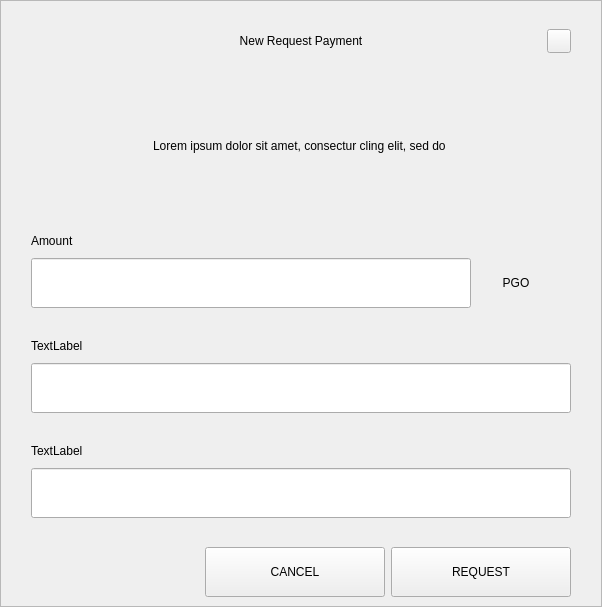
The window that src/qt/pengolincoin/forms/requestdialog.ui (pengolincoin/PengolinCoin-Core) describes before a commit, drawn with Qt 5.
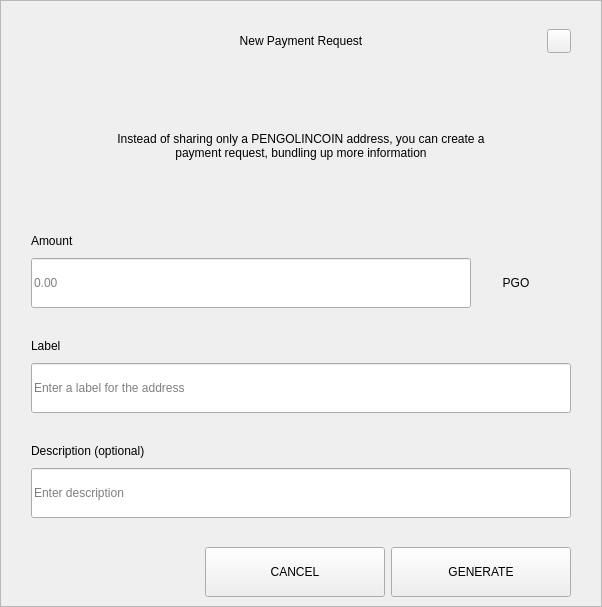
The same window after the commit.

The edit to the form file:
```diff
--- a/src/qt/pengolincoin/forms/requestdialog.ui
+++ b/src/qt/pengolincoin/forms/requestdialog.ui
@@ -92,7 +92,7 @@
            <string notr="true">padding-left:24px;</string>
           </property>
           <property name="text">
-           <string>New Request Payment</string>
+           <string>New Payment Request</string>
           </property>
           <property name="alignment">
            <set>Qt::AlignCenter</set>
@@ -210,7 +210,7 @@
              </size>
             </property>
             <property name="text">
-             <string>Lorem ipsum dolor sit amet, consectur cling elit, sed do </string>
+             <string>Instead of sharing only a PENGOLINCOIN address, you can create a payment request, bundling up more information</string>
             </property>
             <property name="alignment">
              <set>Qt::AlignCenter</set>
@@ -289,6 +289,9 @@
                     <height>50</height>
                    </size>
                   </property>
+                  <property name="placeholderText">
+                   <string notr="true">0.00</string>
+                  </property>
                  </widget>
                 </item>
                 <item>
@@ -376,7 +379,7 @@
                </size>
               </property>
               <property name="text">
-               <string>TextLabel</string>
+               <string>Label</string>
               </property>
              </widget>
             </item>
@@ -394,6 +397,9 @@
                 <height>50</height>
                </size>
               </property>
+              <property name="placeholderText">
+               <string>Enter a label for the address</string>
+              </property>
              </widget>
             </item>
            </layout>
@@ -434,7 +440,7 @@
                </size>
               </property>
               <property name="text">
-               <string>TextLabel</string>
+               <string>Description (optional)</string>
               </property>
              </widget>
             </item>
@@ -452,6 +458,9 @@
                 <height>50</height>
                </size>
               </property>
+              <property name="placeholderText">
+               <string>Enter description</string>
+              </property>
              </widget>
             </item>
             <item>
@@ -672,7 +681,7 @@
             <enum>Qt::NoFocus</enum>
            </property>
            <property name="text">
-            <string>REQUEST</string>
+            <string>GENERATE</string>
            </property>
           </widget>
          </item>
```
Left out of the diff: 2 changed lines with no effect on the pictures.
